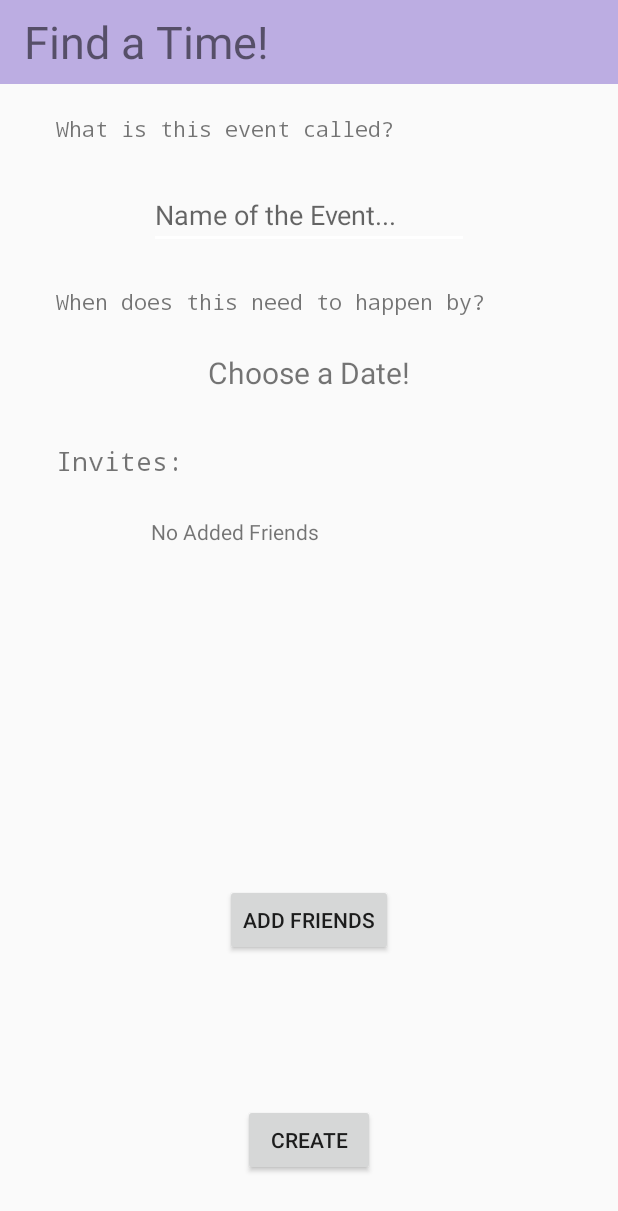
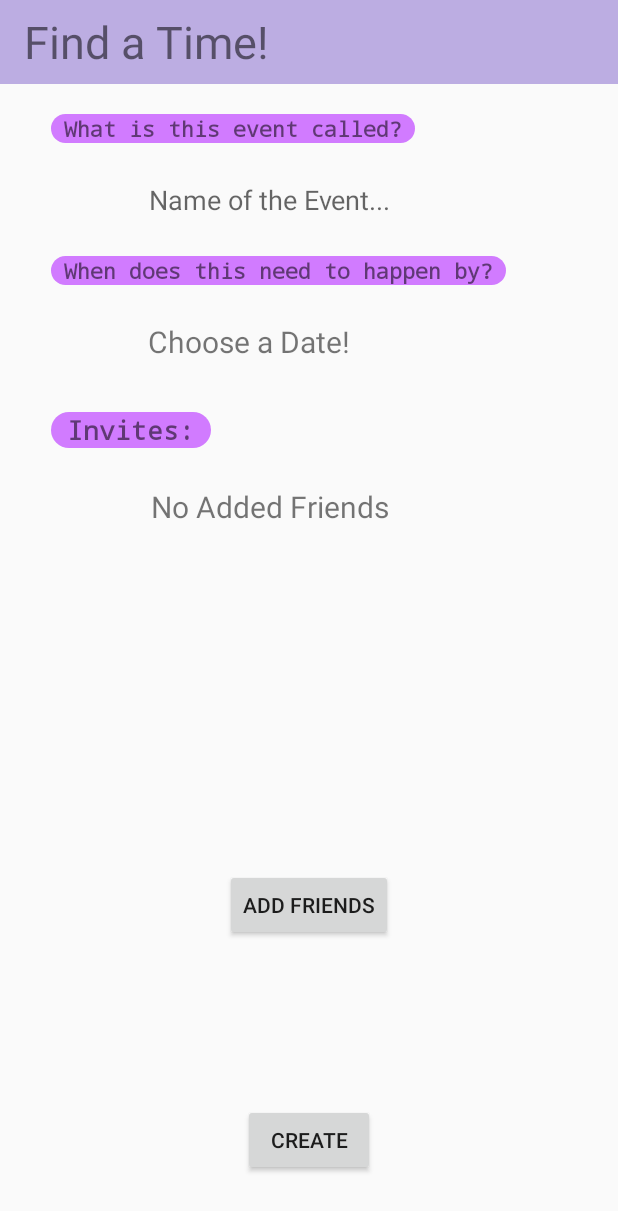
Before and after one commit to smkjason/Jarvis-CPEN-321-, an Android app: the CreateEvent screen opened directly, with no data from a screen before it, on a phone screen of 412 x 824 dp. Shown: the top 1211 px of the screen. Run offline under Robolectric (Android 15) with nearby library versions, the phone set to English and light mode, and no system bars; our stand-ins replace Firebase (no records; nobody signed in at launch, a user with empty details on screens opened directly); libraries missing offline, so code that uses them is left out: io.socket.client; Roboto replaces fonts that are not available here; 2 statements that could not run were skipped.

Commit message:
trying Travis

```diff
--- a/Jarvis/app/build.gradle
+++ b/Jarvis/app/build.gradle
@@ -102,5 +102,10 @@ dependencies {
 
     implementation 'com.applandeo:material-calendar-view:1.4.0'
 
+    //espresso
+    androidTestImplementation 'androidx.test.espresso:espresso-core:3.1.0'
+    androidTestImplementation 'androidx.test:runner:1.1.0'
+    androidTestImplementation 'androidx.test:rules:1.1.0'
+
 }
 apply plugin: 'com.google.gms.google-services'
--- a/Jarvis/app/src/main/java/com/example/jarvis/CreateEvent.java
+++ b/Jarvis/app/src/main/java/com/example/jarvis/CreateEvent.java
@@ -183,9 +183,12 @@ public class CreateEvent extends AppCompatActivity {
                 HttpClient httpClient = new DefaultHttpClient();
                 HttpPost httpPost = new HttpPost("http://ec2-3-14-144-180.us-east-2.compute.amazonaws.com/user/" + email + "/events/");
                 Log.d(TAG, "The year: " + year + "\nThe month: " + month + "\nThe day" + day);
-
                 JSONObject json = new JSONObject();
                 json.put("name", eventName);
+                json.put("year", year);
+                json.put("month", month);
+                json.put("day", day);
+                json.put("attendees", friendList);
                 httpPost.setEntity(new StringEntity(json.toString()));
                 httpPost.setHeader("Content-Type", "application/json");
                 HttpResponse response = httpClient.execute(httpPost);
--- /dev/null
+++ b/Jarvis/app/src/main/res/drawable/text_box.xml
@@ -0,0 +1,14 @@
+<?xml version="1.0" encoding="utf-8"?>
+<shape xmlns:android="http://schemas.android.com/apk/res/android"
+    android:shape="rectangle" >
+
+    <!-- View background color -->
+    <solid
+        android:color="@color/tabindicatorcolor" >
+    </solid>
+
+    <!-- The radius makes the corners rounded -->
+    <corners
+        android:radius="15dp">
+    </corners>
+</shape>
--- a/Jarvis/app/src/main/res/layout/create_event.xml
+++ b/Jarvis/app/src/main/res/layout/create_event.xml
@@ -41,9 +41,7 @@
         android:layout_marginTop="24dp"
         android:clickable="true"
         android:text="Choose a Date!"
-        android:textAlignment="center"
         android:textSize="20dp"
-
         app:layout_constraintEnd_toEndOf="parent"
         app:layout_constraintStart_toStartOf="parent"
         app:layout_constraintTop_toBottomOf="@+id/textView3" />
@@ -56,6 +54,7 @@
         android:ems="10"
         android:hint="Name of the Event..."
         android:inputType="textPersonName"
+        android:background="@null"
         app:layout_constraintEnd_toEndOf="parent"
         app:layout_constraintStart_toStartOf="parent"
         app:layout_constraintTop_toBottomOf="@+id/textView2" />
@@ -85,6 +84,7 @@
         android:layout_width="211dp"
         android:layout_height="146dp"
         android:layout_marginTop="25dp"
+        android:textSize="20dp"
         android:text="No Added Friends"
         app:layout_constraintEnd_toEndOf="parent"
         app:layout_constraintStart_toStartOf="parent"
@@ -96,10 +96,12 @@
         android:layout_height="wrap_content"
         android:layout_marginTop="20dp"
         android:fontFamily="monospace"
-        android:text="What is this event called?"
+        android:background="@drawable/text_box"
+        android:text=" What is this event called? "
         app:layout_constraintEnd_toEndOf="parent"
         app:layout_constraintHorizontal_bias="0.20"
         app:layout_constraintStart_toStartOf="parent"
+        android:textStyle="bold"
         app:layout_constraintTop_toBottomOf="@+id/create_event_toolbar" />
 
     <TextView
@@ -108,7 +110,9 @@
         android:layout_height="wrap_content"
         android:layout_marginTop="25dp"
         android:fontFamily="monospace"
-        android:text="When does this need to happen by?"
+        android:textStyle="bold"
+        android:background="@drawable/text_box"
+        android:text=" When does this need to happen by? "
         app:layout_constraintBottom_toTopOf="@+id/tvDate"
         app:layout_constraintEnd_toEndOf="parent"
         app:layout_constraintHorizontal_bias="0.00"
@@ -121,7 +125,9 @@
         android:layout_height="wrap_content"
         android:layout_marginTop="25dp"
         android:fontFamily="monospace"
-        android:text="Invites: "
+        android:textStyle="bold"
+        android:background="@drawable/text_box"
+        android:text=" Invites: "
         android:textSize="17dp"
         app:layout_constraintEnd_toEndOf="parent"
         app:layout_constraintHorizontal_bias="0.00"
```
Also changed, not shown: 1 other file.
